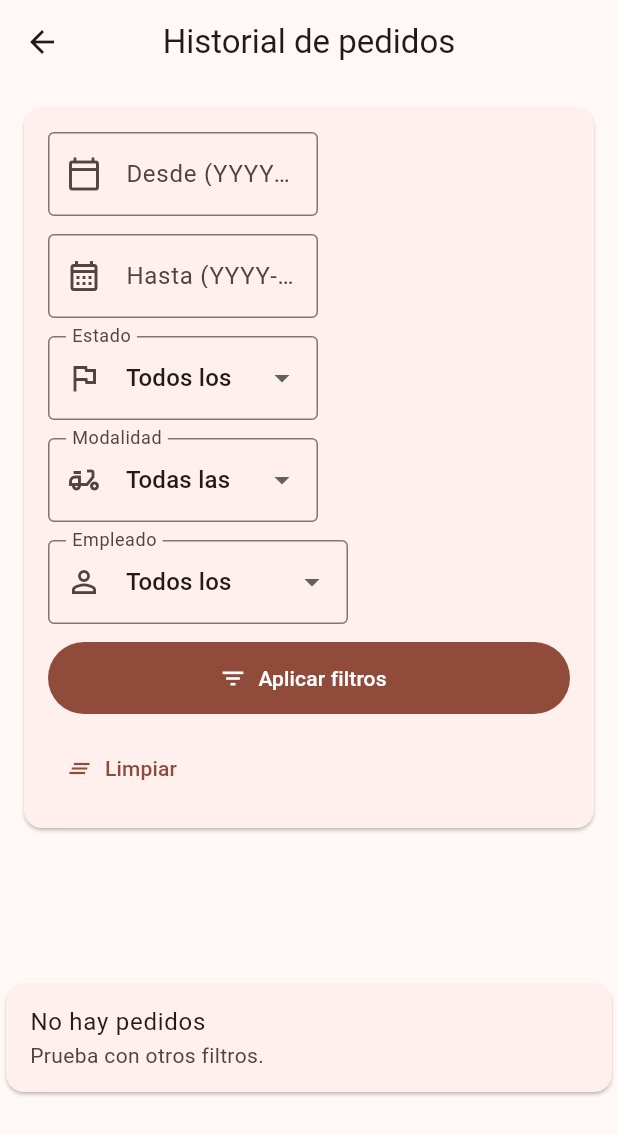
After one commit to JAD128/proyecto_bant-, a Flutter app: the PanelPagina screen opened directly, after a tap on "Historial", on a phone screen of 412 x 824 dp. The commit adds this screen. Shown: the top 1135 px of the screen. Run offline on Flutter 3.47's test engine with Material 3 defaults, Android fonts, the phone set to English and light mode, and no system bars; our stand-ins replace drift, drift_flutter, flutter_secure_storage; accounts and stored records are empty; generated files the repository leaves out were written again.

Commit message:
feat(historial): consulta y detalle con filtros

```diff
--- a/lib/configuracion/dependencias.dart
+++ b/lib/configuracion/dependencias.dart
@@ -18,6 +18,7 @@ import '../datos/sesion/repositorio_sesion_seguro.dart';
 import '../dominio/servicios/calculador_finanzas.dart';
 import '../dominio/servicios/calculador_pedido.dart';
 import '../dominio/servicios/pin_hasher.dart';
+import '../dominio/servicios/servicio_historial.dart';
 import '../dominio/servicios/servicio_menu.dart';
 import '../dominio/servicios/servicio_pedidos.dart';
 import '../dominio/servicios/servicio_permisos.dart';
@@ -41,6 +42,7 @@ class Dependencias {
   late final ServicioUsuarios servicioUsuarios;
   late final ServicioMenu servicioMenu;
   late final ServicioPedidos servicioPedidos;
+  late final ServicioHistorial servicioHistorial;
 
   Dependencias({
     required this.baseDatos,
@@ -73,6 +75,7 @@ class Dependencias {
       calculador: calculadorPedido,
       permisos: permisos,
     );
+    servicioHistorial = ServicioHistorial(pedidos: pedidos, permisos: permisos);
   }
 
   factory Dependencias.paraApp() {
--- /dev/null
+++ b/lib/dominio/servicios/servicio_historial.dart
@@ -0,0 +1,117 @@
+import '../../datos/repositorios/pedido_repositorio.dart';
+import '../entidades/pedido.dart';
+import '../entidades/usuario.dart';
+import '../valores/estado_pedido.dart';
+import '../valores/modalidad_pedido.dart';
+import 'servicio_permisos.dart';
+import 'validadores.dart';
+
+class ServicioHistorial {
+  final PedidoRepositorio _pedidos;
+  final ServicioPermisos _permisos;
+
+  const ServicioHistorial({required this._pedidos, required this._permisos});
+
+  Future<List<Pedido>> consultar(
+    Usuario usuarioActivo, {
+    String? desde,
+    String? hasta,
+    String? empleadoId,
+    EstadoPedido? estado,
+    ModalidadPedido? modalidad,
+  }) async {
+    _permisos.verificar(usuarioActivo, Accion.verHistorial);
+    _validarRango(desde, hasta);
+
+    final puedeVerTodos = _permisos.puede(
+      usuarioActivo,
+      Accion.verTodosPedidos,
+    );
+    final filtroEmpleado = _filtroEmpleado(
+      usuarioActivo,
+      puedeVerTodos,
+      empleadoId,
+    );
+
+    final pedidos = await _pedidos.obtenerTodos();
+    final resultado = pedidos.where((pedido) {
+      if (filtroEmpleado != null && pedido.empleadoId != filtroEmpleado) {
+        return false;
+      }
+      if (desde != null && pedido.fechaLocal.compareTo(desde) < 0) {
+        return false;
+      }
+      if (hasta != null && pedido.fechaLocal.compareTo(hasta) > 0) {
+        return false;
+      }
+      if (estado != null && pedido.estado != estado) {
+        return false;
+      }
+      if (modalidad != null && pedido.modalidad != modalidad) {
+        return false;
+      }
+      return true;
+    }).toList();
+
+    resultado.sort((a, b) {
+      final porFecha = b.fechaLocal.compareTo(a.fechaLocal);
+      if (porFecha != 0) {
+        return porFecha;
+      }
+      final porHora = b.horaLocal.compareTo(a.horaLocal);
+      if (porHora != 0) {
+        return porHora;
+      }
+      return b.creadoEn.compareTo(a.creadoEn);
+    });
+
+    return List.unmodifiable(resultado);
+  }
+
+  Future<Pedido?> detalle(Usuario usuarioActivo, String pedidoId) async {
+    _permisos.verificar(usuarioActivo, Accion.verHistorial);
+
+    final pedido = await _pedidos.obtenerPorId(pedidoId);
+    if (pedido == null) {
+      return null;
+    }
+    if (!_permisos.puede(usuarioActivo, Accion.verTodosPedidos) &&
+        pedido.empleadoId != usuarioActivo.id) {
+      throw StateError('No tienes permiso para ver este pedido.');
+    }
+    return pedido;
+  }
+
+  void _validarRango(String? desde, String? hasta) {
+    if (desde != null) {
+      Validadores.fechaLocal(desde);
+    }
+    if (hasta != null) {
+      Validadores.fechaLocal(hasta);
+    }
+    if (desde != null && hasta != null && desde.compareTo(hasta) > 0) {
+      throw ArgumentError.value(
+        desde,
+        'desde',
+        'La fecha desde no puede ser mayor que hasta.',
+      );
+    }
+  }
+
+  String? _filtroEmpleado(
+    Usuario usuarioActivo,
+    bool puedeVerTodos,
+    String? empleadoId,
+  ) {
+    if (!puedeVerTodos) {
+      if (empleadoId != null && empleadoId.trim() != usuarioActivo.id) {
+        throw StateError(
+          'No tienes permiso para ver pedidos de otro empleado.',
+        );
+      }
+      return usuarioActivo.id;
+    }
+    final filtro = empleadoId?.trim();
+    return filtro == null || filtro.isEmpty ? null : filtro;
+  }
+}
--- /dev/null
+++ b/lib/estado/historial_proveedor.dart
@@ -0,0 +1,115 @@
+import 'package:flutter/foundation.dart';
+
+import '../configuracion/dependencias.dart';
+import '../dominio/entidades/pedido.dart';
+import '../dominio/entidades/usuario.dart';
+import '../dominio/valores/estado_pedido.dart';
+import '../dominio/valores/modalidad_pedido.dart';
+import 'sesion_proveedor.dart';
+
+class HistorialProveedor extends ChangeNotifier {
+  final Dependencias _dependencias;
+  final SesionProveedor _sesion;
+
+  List<Pedido> _pedidos = const [];
+  bool _cargando = false;
+  String? _error;
+  String? _desde;
+  String? _hasta;
+  String? _empleadoId;
+  EstadoPedido? _estado;
+  ModalidadPedido? _modalidad;
+
+  HistorialProveedor({required this._dependencias, required this._sesion});
+
+  List<Pedido> get pedidos => List.unmodifiable(_pedidos);
+  bool get cargando => _cargando;
+  String? get error => _error;
+  String? get desde => _desde;
+  String? get hasta => _hasta;
+  String? get empleadoId => _empleadoId;
+  EstadoPedido? get estado => _estado;
+  ModalidadPedido? get modalidad => _modalidad;
+
+  Future<bool> cargar() {
+    return _ejecutar(() async {
+      _pedidos = await _dependencias.servicioHistorial.consultar(
+        _requerirUsuario(),
+        desde: _desde,
+        hasta: _hasta,
+        empleadoId: _empleadoId,
+        estado: _estado,
+        modalidad: _modalidad,
+      );
+    });
+  }
+
+  Future<bool> cambiarFiltros({
+    String? desde,
+    String? hasta,
+    String? empleadoId,
+    EstadoPedido? estado,
+    ModalidadPedido? modalidad,
+  }) {
+    _desde = _normalizar(desde);
+    _hasta = _normalizar(hasta);
+    _empleadoId = _normalizar(empleadoId);
+    _estado = estado;
+    _modalidad = modalidad;
+    return cargar();
+  }
+
+  Future<bool> limpiarFiltros() {
+    return cambiarFiltros();
+  }
+
+  Future<Pedido?> detalle(String pedidoId) async {
+    Pedido? resultado;
+    final correcto = await _ejecutar(() async {
+      resultado = await _dependencias.servicioHistorial.detalle(
+        _requerirUsuario(),
+        pedidoId,
+      );
+    });
+    return correcto ? resultado : null;
+  }
+
+  String? _normalizar(String? valor) {
+    final recortado = valor?.trim();
+    return recortado == null || recortado.isEmpty ? null : recortado;
+  }
+
+  Usuario _requerirUsuario() {
+    final usuario = _sesion.usuarioActivo;
+    if (usuario == null) {
+      throw StateError('Debes iniciar sesión para continuar.');
+    }
+    return usuario;
+  }
+
+  Future<bool> _ejecutar(Future<void> Function() operacion) async {
+    _cargando = true;
+    _error = null;
+    notifyListeners();
+    try {
+      await operacion();
+      return true;
+    } catch (error) {
+      _error = _mensaje(error);
+      return false;
+    } finally {
+      _cargando = false;
+      notifyListeners();
+    }
+  }
+
+  String _mensaje(Object error) {
+    if (error is ArgumentError) {
+      return error.message?.toString() ?? 'Dato inválido.';
+    }
+    if (error is StateError) {
+      return error.message;
+    }
+    return 'No se pudo completar la operación.';
+  }
+}
--- a/lib/main.dart
+++ b/lib/main.dart
@@ -2,6 +2,7 @@ import 'package:flutter/material.dart';
 import 'package:provider/provider.dart';
 
 import 'configuracion/dependencias.dart';
+import 'estado/historial_proveedor.dart';
 import 'estado/menu_proveedor.dart';
 import 'estado/pedido_proveedor.dart';
 import 'estado/sesion_proveedor.dart';
@@ -17,12 +18,17 @@ Future<void> main() async {
   await sesion.inicializar();
   final menu = MenuProveedor(dependencias: dependencias, sesion: sesion);
   final pedido = PedidoProveedor(dependencias: dependencias, sesion: sesion);
+  final historial = HistorialProveedor(
+    dependencias: dependencias,
+    sesion: sesion,
+  );
   runApp(
     BantuApp(
       dependencias: dependencias,
       sesion: sesion,
       menu: menu,
       pedido: pedido,
+      historial: historial,
     ),
   );
 }
@@ -32,6 +38,7 @@ class BantuApp extends StatelessWidget {
   final SesionProveedor sesion;
   final MenuProveedor menu;
   final PedidoProveedor pedido;
+  final HistorialProveedor historial;
 
   const BantuApp({
     super.key,
@@ -39,6 +46,7 @@ class BantuApp extends StatelessWidget {
     required this.sesion,
     required this.menu,
     required this.pedido,
+    required this.historial,
   });
 
   @override
@@ -49,6 +57,7 @@ class BantuApp extends StatelessWidget {
         ChangeNotifierProvider<SesionProveedor>.value(value: sesion),
         ChangeNotifierProvider<MenuProveedor>.value(value: menu),
         ChangeNotifierProvider<PedidoProveedor>.value(value: pedido),
+        ChangeNotifierProvider<HistorialProveedor>.value(value: historial),
       ],
       child: MaterialApp(
         title: 'Bantú',
--- /dev/null
+++ b/lib/presentacion/pantallas/historial_pagina.dart
@@ -0,0 +1,430 @@
+import 'package:flutter/material.dart';
+import 'package:provider/provider.dart';
+
+import '../../dominio/entidades/pedido.dart';
+import '../../dominio/servicios/servicio_permisos.dart';
+import '../../dominio/servicios/validadores.dart';
+import '../../dominio/valores/estado_pedido.dart';
+import '../../dominio/valores/metodo_pago.dart';
+import '../../dominio/valores/modalidad_pedido.dart';
+import '../../estado/historial_proveedor.dart';
+import '../../estado/sesion_proveedor.dart';
+import '../../utilidades/formato_moneda.dart';
+
+class HistorialPagina extends StatefulWidget {
+  const HistorialPagina({super.key});
+
+  @override
+  State<HistorialPagina> createState() => _HistorialPaginaState();
+}
+
+class _HistorialPaginaState extends State<HistorialPagina> {
+  final _formulario = GlobalKey<FormState>();
+  final _desde = TextEditingController();
+  final _hasta = TextEditingController();
+  EstadoPedido? _estado;
+  ModalidadPedido? _modalidad;
+  String? _empleadoId;
+
+  @override
+  void initState() {
+    super.initState();
+    WidgetsBinding.instance.addPostFrameCallback((_) async {
+      final sesion = context.read<SesionProveedor>();
+      if (sesion.esAdministrador && sesion.puede(Accion.verTodosPedidos)) {
+        await sesion.cargarUsuarios();
+      }
+      if (!mounted) {
+        return;
+      }
+      await context.read<HistorialProveedor>().cargar();
+    });
+  }
+
+  @override
+  void dispose() {
+    _desde.dispose();
+    _hasta.dispose();
+    super.dispose();
+  }
+
+  @override
+  Widget build(BuildContext context) {
+    final historial = context.watch<HistorialProveedor>();
+    final sesion = context.watch<SesionProveedor>();
+    final puedeElegirEmpleado =
+        sesion.esAdministrador && sesion.puede(Accion.verTodosPedidos);
+
+    return Scaffold(
+      appBar: AppBar(title: const Text('Historial de pedidos')),
+      body: SafeArea(
+        child: Form(
+          key: _formulario,
+          child: Column(
+            children: [
+              _filtros(sesion, puedeElegirEmpleado, historial.cargando),
+              Expanded(child: _lista(historial, sesion)),
+            ],
+          ),
+        ),
+      ),
+    );
+  }
+
+  Widget _filtros(
+    SesionProveedor sesion,
+    bool puedeElegirEmpleado,
+    bool cargando,
+  ) {
+    return Card(
+      margin: const EdgeInsets.fromLTRB(16, 16, 16, 8),
+      child: Padding(
+        padding: const EdgeInsets.all(16),
+        child: Wrap(
+          spacing: 12,
+          runSpacing: 12,
+          crossAxisAlignment: WrapCrossAlignment.center,
+          children: [
+            SizedBox(
+              width: 180,
+              child: TextFormField(
+                controller: _desde,
+                decoration: const InputDecoration(
+                  labelText: 'Desde (YYYY-MM-DD)',
+                  prefixIcon: Icon(Icons.calendar_today_outlined),
+                ),
+                validator: _validarFechaOpcional,
+              ),
+            ),
+            SizedBox(
+              width: 180,
+              child: TextFormField(
+                controller: _hasta,
+                decoration: const InputDecoration(
+                  labelText: 'Hasta (YYYY-MM-DD)',
+                  prefixIcon: Icon(Icons.calendar_month_outlined),
+                ),
+                validator: _validarFechaOpcional,
+              ),
+            ),
+            SizedBox(
+              width: 180,
+              child: DropdownButtonFormField<EstadoPedido>(
+                initialValue: _estado,
+                isExpanded: true,
+                decoration: const InputDecoration(
+                  labelText: 'Estado',
+                  prefixIcon: Icon(Icons.flag_outlined),
+                ),
+                items: const [
+                  DropdownMenuItem<EstadoPedido>(
+                    value: null,
+                    child: Text('Todos los estados'),
+                  ),
+                  DropdownMenuItem(
+                    value: EstadoPedido.confirmado,
+                    child: Text('Confirmado'),
+                  ),
+                  DropdownMenuItem(
+                    value: EstadoPedido.anulado,
+                    child: Text('Anulado'),
+                  ),
+                ],
+                onChanged: cargando
+                    ? null
+                    : (valor) => setState(() => _estado = valor),
+              ),
+            ),
+            SizedBox(
+              width: 180,
+              child: DropdownButtonFormField<ModalidadPedido>(
+                initialValue: _modalidad,
+                isExpanded: true,
+                decoration: const InputDecoration(
+                  labelText: 'Modalidad',
+                  prefixIcon: Icon(Icons.delivery_dining_outlined),
+                ),
+                items: const [
+                  DropdownMenuItem<ModalidadPedido>(
+                    value: null,
+                    child: Text('Todas las modalidades'),
+                  ),
+                  DropdownMenuItem(
+                    value: ModalidadPedido.local,
+                    child: Text('Local'),
+                  ),
+                  DropdownMenuItem(
+                    value: ModalidadPedido.llevar,
+                    child: Text('Llevar'),
+                  ),
+                ],
+                onChanged: cargando
+                    ? null
+                    : (valor) => setState(() => _modalidad = valor),
+              ),
+            ),
+            if (puedeElegirEmpleado)
+              SizedBox(
+                width: 200,
+                child: DropdownButtonFormField<String?>(
+                  initialValue: _empleadoId,
+                  isExpanded: true,
+                  decoration: const InputDecoration(
+                    labelText: 'Empleado',
+                    prefixIcon: Icon(Icons.person_outline),
+                  ),
+                  items: [
+                    const DropdownMenuItem<String?>(
+                      value: null,
+                      child: Text('Todos los empleados'),
+                    ),
+                    for (final usuario in sesion.usuarios)
+                      DropdownMenuItem<String?>(
+                        value: usuario.id,
+                        child: Text(usuario.nombre),
+                      ),
+                  ],
+                  onChanged: cargando
+                      ? null
+                      : (valor) => setState(() => _empleadoId = valor),
+                ),
+              ),
+            FilledButton.icon(
+              onPressed: cargando ? null : _aplicarFiltros,
+              icon: const Icon(Icons.filter_list_outlined),
+              label: const Text('Aplicar filtros'),
+            ),
+            TextButton.icon(
+              onPressed: cargando ? null : _limpiarFiltros,
+              icon: const Icon(Icons.clear_all_outlined),
+              label: const Text('Limpiar'),
+            ),
+          ],
+        ),
+      ),
+    );
+  }
+
+  Widget _lista(HistorialProveedor historial, SesionProveedor sesion) {
+    if (historial.cargando && historial.pedidos.isEmpty) {
+      return const Center(child: CircularProgressIndicator());
+    }
+    if (historial.pedidos.isEmpty) {
+      return const Center(
+        child: Card(
+          child: ListTile(
+            title: Text('No hay pedidos'),
+            subtitle: Text('Prueba con otros filtros.'),
+          ),
+        ),
+      );
+    }
+
+    return ListView.builder(
+      padding: const EdgeInsets.fromLTRB(16, 8, 16, 16),
+      itemCount: historial.pedidos.length,
+      itemBuilder: (context, indice) {
+        final pedido = historial.pedidos[indice];
+        return Card(
+          child: Padding(
+            padding: const EdgeInsets.all(12),
+            child: Row(
+              crossAxisAlignment: CrossAxisAlignment.start,
+              children: [
+                Expanded(
+                  child: Column(
+                    crossAxisAlignment: CrossAxisAlignment.start,
+                    children: [
+                      Text(
+                        '${pedido.fechaLocal} · ${pedido.horaLocal}',
+                        style: Theme.of(context).textTheme.titleMedium,
+                      ),
+                      const SizedBox(height: 4),
+                      Text('Total: ${FormatoMoneda.cop(pedido.total)}'),
+                      Text('Estado: ${_textoEstado(pedido.estado)}'),
+                      Text('Modalidad: ${_textoModalidad(pedido.modalidad)}'),
+                      if (sesion.esAdministrador)
+                        Text(
+                          'Empleado: ${_nombreEmpleado(sesion, pedido.empleadoId)}',
+                        ),
+                    ],
+                  ),
+                ),
+                const SizedBox(width: 8),
+                FilledButton.tonal(
+                  onPressed: () => _mostrarDetalle(pedido),
+                  child: const Text('Detalle'),
+                ),
+              ],
+            ),
+          ),
+        );
+      },
+    );
+  }
+
+  String _nombreEmpleado(SesionProveedor sesion, String id) {
+    return sesion.usuarios
+            .where((usuario) => usuario.id == id)
+            .map((usuario) => usuario.nombre)
+            .firstOrNull ??
+        id;
+  }
+
+  Future<void> _mostrarDetalle(Pedido pedido) async {
+    final proveedor = context.read<HistorialProveedor>();
+    final detalle = await proveedor.detalle(pedido.id);
+    if (!mounted) {
+      return;
+    }
+    if (detalle == null) {
+      _mostrarMensaje(proveedor.error ?? 'No se pudo cargar el detalle.');
+      return;
+    }
+
+    await showDialog<void>(
+      context: context,
+      builder: (context) => AlertDialog(
+        title: const Text('Detalle del pedido'),
+        content: SizedBox(
+          width: double.maxFinite,
+          child: SingleChildScrollView(
+            child: Column(
+              crossAxisAlignment: CrossAxisAlignment.start,
+              mainAxisSize: MainAxisSize.min,
+              children: [
+                _dato('Fecha', detalle.fechaLocal),
+                _dato('Hora', detalle.horaLocal),
+                _dato('Estado', _textoEstado(detalle.estado)),
+                _dato('Modalidad', _textoModalidad(detalle.modalidad)),
+                _dato('Método de pago', _textoMetodoPago(detalle.metodoPago)),
+                _dato('Subtotal', FormatoMoneda.cop(detalle.subtotal)),
+                _dato('Empaque', FormatoMoneda.cop(detalle.costoEmpaque)),
+                _dato('Total', FormatoMoneda.cop(detalle.total)),
+                if (detalle.motivoAnulacion != null)
+                  _dato('Motivo de anulación', detalle.motivoAnulacion!),
+                const Divider(),
+                Text(
+                  'Ítems del pedido',
+                  style: Theme.of(context).textTheme.titleMedium,
+                ),
+                for (final item in detalle.items) _tarjetaItem(item),
+                if (detalle.items.isEmpty)
+                  const Text('El pedido no tiene ítems registrados.'),
+              ],
+            ),
+          ),
+        ),
+        actions: [
+          TextButton(
+            onPressed: () => Navigator.of(context).pop(),
+            child: const Text('Cerrar'),
+          ),
+        ],
+      ),
+    );
+  }
+
+  Widget _dato(String etiqueta, String valor) {
+    return Padding(
+      padding: const EdgeInsets.symmetric(vertical: 2),
+      child: Text('$etiqueta: $valor'),
+    );
+  }
+
+  Widget _tarjetaItem(ItemPedido item) {
+    return Card(
+      child: Padding(
+        padding: const EdgeInsets.all(12),
+        child: Column(
+          crossAxisAlignment: CrossAxisAlignment.start,
+          children: [
+            Text(
+              '${item.cantidad} × ${item.nombreProducto}',
+              style: Theme.of(context).textTheme.titleSmall,
+            ),
+            Text('Categoría: ${item.categoriaNombre}'),
+            Text('Modalidad: ${_textoModalidad(item.modalidad)}'),
+            Text('Precio unitario: ${FormatoMoneda.cop(item.precioUnitario)}'),
+            Text(
+              'Empaque unitario: '
+              '${FormatoMoneda.cop(item.costoEmpaqueUnitario)}',
+            ),
+            Text('Subtotal: ${FormatoMoneda.cop(item.subtotal)}'),
+            Text('Total: ${FormatoMoneda.cop(item.total)}'),
+          ],
+        ),
+      ),
+    );
+  }
+
+  Future<void> _aplicarFiltros() async {
+    if (!_formulario.currentState!.validate()) {
+      return;
+    }
+    FocusScope.of(context).unfocus();
+    final proveedor = context.read<HistorialProveedor>();
+    final correcto = await proveedor.cambiarFiltros(
+      desde: _desde.text,
+      hasta: _hasta.text,
+      empleadoId: _empleadoId,
+      estado: _estado,
+      modalidad: _modalidad,
+    );
+    if (!mounted) {
+      return;
+    }
+    if (!correcto) {
+      _mostrarMensaje(proveedor.error ?? 'No se pudieron aplicar los filtros.');
+    }
+  }
+
+  Future<void> _limpiarFiltros() async {
+    setState(() {
+      _desde.clear();
+      _hasta.clear();
+      _estado = null;
+      _modalidad = null;
+      _empleadoId = null;
+    });
+    final proveedor = context.read<HistorialProveedor>();
+    final correcto = await proveedor.limpiarFiltros();
+    if (!mounted) {
+      return;
+    }
+    _mostrarMensaje(
+      correcto
+          ? 'Filtros limpiados.'
+          : proveedor.error ?? 'No se pudieron limpiar los filtros.',
+    );
+  }
+
+  String? _validarFechaOpcional(String? valor) {
+    final texto = valor?.trim() ?? '';
+    if (texto.isEmpty) {
+      return null;
+    }
+    try {
+      Validadores.fechaLocal(texto);
+      return null;
+    } on ArgumentError catch (error) {
+      return error.message?.toString() ?? 'Fecha inválida.';
+    }
+  }
+
+  String _textoEstado(EstadoPedido estado) =>
+      estado == EstadoPedido.confirmado ? 'Confirmado' : 'Anulado';
+
+  String _textoModalidad(ModalidadPedido modalidad) =>
+      modalidad == ModalidadPedido.local ? 'Local' : 'Llevar';
+
+  String _textoMetodoPago(MetodoPago metodoPago) => switch (metodoPago) {
+    MetodoPago.efectivo => 'Efectivo',
+    MetodoPago.transferencia => 'Transferencia',
+  };
+
+  void _mostrarMensaje(String mensaje) {
+    ScaffoldMessenger.of(context)
+        .showSnackBar(SnackBar(content: Text(mensaje)));
+  }
+}
--- a/lib/presentacion/pantallas/panel_pagina.dart
+++ b/lib/presentacion/pantallas/panel_pagina.dart
@@ -5,6 +5,7 @@ import '../../../dominio/servicios/servicio_permisos.dart';
 import '../../../dominio/valores/rol.dart';
 import '../../../estado/sesion_proveedor.dart';
 import '../widgets/guardia_rol.dart';
+import 'historial_pagina.dart';
 import 'menu_pagina.dart';
 import 'pedido_pagina.dart';
 import 'usuarios_pagina.dart';
@@ -103,6 +104,46 @@ class PanelPagina extends StatelessWidget {
                     ),
                   ),
                 ),
+                const SizedBox(height: 8),
+                Card(
+                  child: ListTile(
+                    leading: const Icon(Icons.history_toggle_off_outlined),
+                    title: const Text('Historial'),
+                    subtitle: const Text('Consulta pedidos con filtros.'),
+                    onTap: () => Navigator.of(context).push(
+                      MaterialPageRoute<void>(
+                        builder: (_) => const GuardiaRol(
+                          accion: Accion.verHistorial,
+                          child: HistorialPagina(),
+                        ),
+                      ),
+                    ),
+                  ),
+                ),
+                const SizedBox(height: 8),
+                const Card(
+                  child: ListTile(
+                    leading: Icon(Icons.calendar_month_outlined),
+                    title: Text('Cierres'),
+                    subtitle: Text('Disponible en una fase posterior.'),
+                  ),
+                ),
+                const SizedBox(height: 8),
+                const Card(
+                  child: ListTile(
+                    leading: Icon(Icons.account_balance_wallet_outlined),
+                    title: Text('Finanzas'),
+                    subtitle: Text('Disponible en una fase posterior.'),
+                  ),
+                ),
+                const SizedBox(height: 8),
+                const Card(
+                  child: ListTile(
+                    leading: Icon(Icons.file_download_outlined),
+                    title: Text('Exportación'),
+                    subtitle: Text('Disponible en una fase posterior.'),
+                  ),
+                ),
               ],
             ),
           ),
```
Also changed, not shown: 5 other files.
